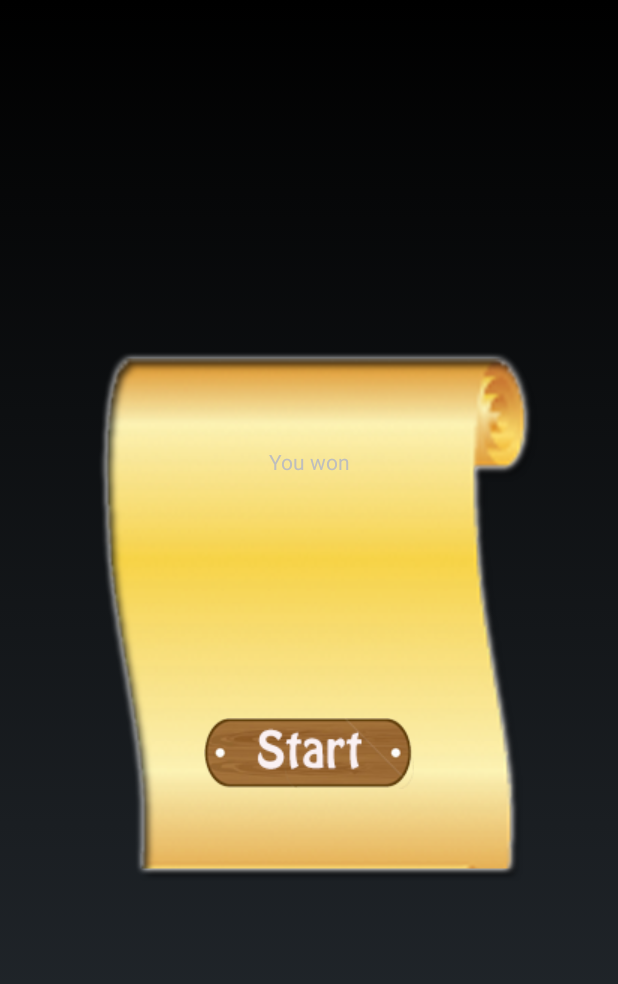
After one commit to rkamdar/Game, an Android app: the layout activity_next.xml on its own in the app's theme, with its tools: preview values and no code run, on a phone screen of 412 x 824 dp. The commit adds this screen. Shown: the top 984 px of the screen. Run offline under Robolectric (Android 15) with nearby library versions, the phone set to English and light mode, and no system bars.

Commit message:
new mod5 boolean value indicating special mod5 new Activity to add mod5 --> "NextActivity" "result" extra indicating win or loss Transparent style added

```diff
--- /dev/null
+++ b/app/src/main/res/layout/activity_next.xml
@@ -0,0 +1,39 @@
+<RelativeLayout xmlns:android="http://schemas.android.com/apk/res/android"
+    xmlns:tools="http://schemas.android.com/tools" android:layout_width="match_parent"
+    android:layout_height="match_parent" android:paddingLeft="@dimen/activity_horizontal_margin"
+    android:paddingRight="@dimen/activity_horizontal_margin"
+    android:paddingTop="@dimen/activity_vertical_margin"
+    android:paddingBottom="@dimen/activity_vertical_margin"
+    tools:context="com.tower.blaster.NextActivity">
+
+    <LinearLayout
+        android:layout_width="wrap_content"
+        android:layout_height="wrap_content"
+        android:orientation="vertical"
+        android:layout_centerInParent="true"
+        android:background="@drawable/middlepaper"
+        android:weightSum="2">
+
+        <TextView
+            android:layout_width="wrap_content"
+            android:layout_height="wrap_content"
+            android:text="You won"
+            android:layout_weight="1"
+            android:layout_gravity="center"
+            android:gravity="center"/>
+
+        <ImageButton
+            android:id="@+id/nextButton"
+            android:layout_width="wrap_content"
+            android:layout_height="wrap_content"
+            android:src="@drawable/start"
+            android:layout_weight="1"
+            android:gravity="center"
+            android:visibility="visible"
+            android:scaleType="centerInside"
+            android:background="@null"
+            android:layout_gravity="center"/>
+
+     </LinearLayout>
+
+</RelativeLayout>
--- /dev/null
+++ b/app/src/main/res/menu/menu_next.xml
@@ -0,0 +1,5 @@
+<menu xmlns:android="http://schemas.android.com/apk/res/android"
+    xmlns:tools="http://schemas.android.com/tools" tools:context="com.tower.blaster.NextActivity">
+    <item android:id="@+id/action_settings" android:title="@string/action_settings"
+        android:orderInCategory="100" android:showAsAction="never" />
+</menu>
--- a/app/src/main/res/values/strings.xml
+++ b/app/src/main/res/values/strings.xml
@@ -5,5 +5,6 @@
     <string name="hello_world">Hello world!</string>
     <string name="action_settings">Settings</string>
     <string name="title_activity_start">StartActivity</string>
+    <string name="title_activity_next">NextActivity</string>
 
 </resources>
--- a/app/src/main/res/values/styles.xml
+++ b/app/src/main/res/values/styles.xml
@@ -5,4 +5,13 @@
         <!-- Customize your theme here. -->
     </style>
 
+    <style name="Theme.Transparent" parent="android:Theme.Holo.NoActionBar.Fullscreen">
+        <item name="android:windowIsTranslucent">true</item>
+        <item name="android:windowBackground">@android:color/transparent</item>
+        <item name="android:windowContentOverlay">@null</item>
+        <item name="android:windowNoTitle">true</item>
+        <item name="android:windowIsFloating">true</item>
+        <item name="android:backgroundDimEnabled">false</item>
+    </style>
+
 </resources>
```
Also changed, not shown: app/src/main/AndroidManifest.xml (+9 -0 lines), app/src/main/java/com/tower/blaster/MainActivity.java (+25 -4 lines), app/src/main/java/com/tower/blaster/NextActivity.java (added, +86 -0 lines), 2 other files.
